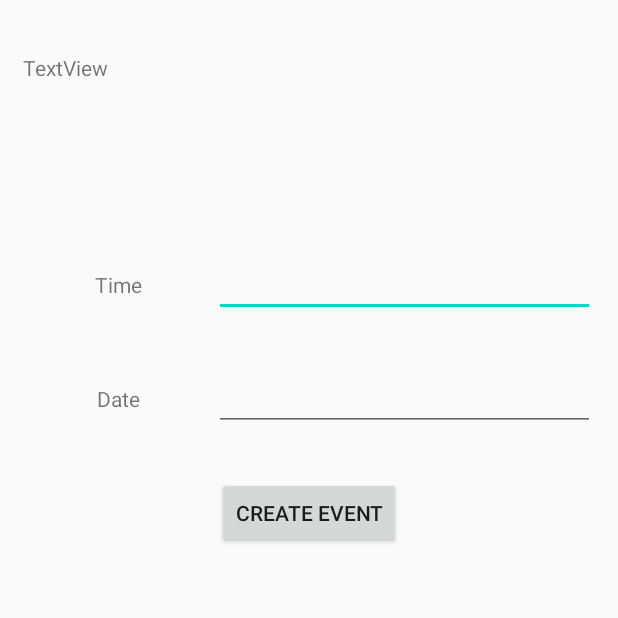
After one commit to glowiingo/Cover-Op-Painters, an Android app: the CreateEvent screen opened directly, with no data from a screen before it, on a phone screen of 412 x 824 dp, the top half of it. The commit adds this screen. Run offline under Robolectric (Android 15) with nearby library versions, the phone set to English and light mode, and no system bars.

Commit message:
added new create event activity + xml file

```diff
--- a/app/build.gradle
+++ b/app/build.gradle
@@ -1,9 +1,65 @@
+//apply plugin: 'com.android.application'
+//apply plugin: 'com.google.gms.google-services'
+//
+//android {
+//    compileSdkVersion 29
+//    buildToolsVersion "29.0.2"
+//
+//    defaultConfig {
+//        applicationId "ca.bcit.coveropspainters"
+//        minSdkVersion 26
+//        targetSdkVersion 29
+//        versionCode 1
+//        versionName "1.0"
+//
+//        testInstrumentationRunner "androidx.test.runner.AndroidJUnitRunner"
+//    }
+//
+//    buildTypes {
+//        release {
+//            minifyEnabled false
+//            proguardFiles getDefaultProguardFile('proguard-android-optimize.txt'), 'proguard-rules.pro'
+//        }
+//    }
+//
+//}
+//
+//dependencies {
+//    implementation fileTree(dir: 'libs', include: ['*.jar'])
+//
+//    implementation 'androidx.appcompat:appcompat:1.1.0'
+//    implementation 'androidx.constraintlayout:constraintlayout:1.1.3'
+//    implementation 'com.firebaseui:firebase-ui-auth:6.2.0'
+//    implementation 'com.facebook.android:facebook-android-sdk:[5,6)'
+//    implementation 'com.google.firebase:firebase-auth:16.0.5'
+//    implementation 'com.google.firebase:firebase-database:18.0.1'
+//    // google maps dependencies
+//    implementation 'com.google.maps.android:android-maps-utils:1.0.2'
+//    implementation 'com.google.android.gms:play-services-maps:17.0.0'
+//    implementation 'com.google.android.gms:play-services-base:17.2.1'
+//    //noinspection GradleCompatible
+//    implementation 'com.android.support:appcompat-v7:28.0.0'
+//    implementation 'com.android.support.constraint:constraint-layout:1.1.3'
+//    testImplementation 'junit:junit:4.12'
+//    androidTestImplementation 'androidx.test.ext:junit:1.1.1'
+//    androidTestImplementation 'androidx.test.espresso:espresso-core:3.2.0'
+//}
+//
+//buildscript {
+//    repositories {             // add this tag, if you don't have with repo
+//        google()
+//        jcenter()
+//    }
+//    dependencies {
+//        classpath 'com.google.gms:google-services:4.2.0'
+//    }
+//}
 apply plugin: 'com.android.application'
 apply plugin: 'com.google.gms.google-services'
 
 android {
     compileSdkVersion 29
-    buildToolsVersion "29.0.2"
+    buildToolsVersion "29.0.3"
 
     defaultConfig {
         applicationId "ca.bcit.coveropspainters"
@@ -23,16 +79,15 @@ android {
     }
 
 }
-
 dependencies {
     implementation fileTree(dir: 'libs', include: ['*.jar'])
 
     implementation 'androidx.appcompat:appcompat:1.1.0'
     implementation 'androidx.constraintlayout:constraintlayout:1.1.3'
     implementation 'com.firebaseui:firebase-ui-auth:6.2.0'
-    implementation 'com.facebook.android:facebook-android-sdk:[5,6)'
-    implementation 'com.google.firebase:firebase-auth:16.0.5'
-    implementation 'com.google.firebase:firebase-database:18.0.1'
+    implementation 'com.facebook.android:facebook-android-sdk:5.15.3'
+    implementation 'com.google.firebase:firebase-auth:19.3.0'
+    implementation 'com.google.firebase:firebase-database:19.2.1'
     // google maps dependencies
     implementation 'com.google.maps.android:android-maps-utils:1.0.2'
     implementation 'com.google.android.gms:play-services-maps:17.0.0'
@@ -51,6 +106,6 @@ buildscript {
         jcenter()
     }
     dependencies {
-        classpath 'com.google.gms:google-services:4.2.0'
+        classpath 'com.google.gms:google-services:4.3.3'
     }
 }
--- a/app/src/main/AndroidManifest.xml
+++ b/app/src/main/AndroidManifest.xml
@@ -7,15 +7,15 @@
          location permissions for the 'MyLocation' functionality.
     -->
     <uses-permission android:name="android.permission.ACCESS_FINE_LOCATION" />
+
     <application
-
         android:allowBackup="true"
         android:icon="@mipmap/ic_launcher"
         android:label="@string/app_name"
         android:roundIcon="@mipmap/ic_launcher_round"
         android:supportsRtl="true"
         android:theme="@style/AppTheme">
-
+        <activity android:name=".CreateEvent"></activity>
         <!--
              The API key for Google Maps-based APIs is defined as a string resource.
              (See the file "res/values/google_maps_api.xml").
@@ -26,12 +26,10 @@
         -->
         <meta-data
             android:name="com.google.android.geo.API_KEY"
-            android:value="@string/google_maps_key" />
-
-<!--        <activity-->
-<!--            android:name=".GMapsMarkerActivity"-->
-<!--            android:label="@string/title_activity_g_maps_marker"></activity>-->
-        <activity android:name=".GMapsMarkerActivity"/>
+            android:value="@string/google_maps_key" /> <!-- <activity -->
+        <!-- android:name=".GMapsMarkerActivity" -->
+        <!-- android:label="@string/title_activity_g_maps_marker"></activity> -->
+        <activity android:name=".GMapsMarkerActivity" />
         <activity android:name=".PastAdapter" />
         <activity android:name=".CurrentEventActivity" />
         <activity android:name=".PastEventActivity" />
--- /dev/null
+++ b/app/src/main/java/ca/bcit/coveropspainters/CreateEvent.java
@@ -0,0 +1,14 @@
+package ca.bcit.coveropspainters;
+
+import androidx.appcompat.app.AppCompatActivity;
+
+import android.os.Bundle;
+
+public class CreateEvent extends AppCompatActivity {
+
+    @Override
+    protected void onCreate(Bundle savedInstanceState) {
+        super.onCreate(savedInstanceState);
+        setContentView(R.layout.activity_create_event);
+    }
+}
--- a/app/src/main/java/ca/bcit/coveropspainters/CurrentEventActivity.java
+++ b/app/src/main/java/ca/bcit/coveropspainters/CurrentEventActivity.java
@@ -61,6 +61,14 @@ public class CurrentEventActivity extends AppCompatActivity {
         }
         CurrentAdapter adapter = new CurrentAdapter(this, graffiti);
         mListView.setAdapter(adapter);
+
+        mListView.setOnItemClickListener(new AdapterView.OnItemClickListener(){
+            @Override
+            public void onItemClick(AdapterView<?> parent, View view, int position, long id) {
+                Intent intent = new Intent(CurrentEventActivity.this, CreateEvent.class);
+                intent.putExtra("graffiti", mListView.getItemAtPosition(position).toString());
+                startActivity(intent);
+            }
+        });
     }
-
 }
--- /dev/null
+++ b/app/src/main/res/layout/activity_create_event.xml
@@ -0,0 +1,92 @@
+<?xml version="1.0" encoding="utf-8"?>
+<LinearLayout xmlns:android="http://schemas.android.com/apk/res/android"
+    xmlns:app="http://schemas.android.com/apk/res-auto"
+    xmlns:tools="http://schemas.android.com/tools"
+    android:layout_width="match_parent"
+    android:layout_height="match_parent"
+    android:layout_marginLeft="15dp"
+    android:layout_marginRight="15dp"
+    android:orientation="vertical"
+    android:weightSum="100"
+    tools:context=".CreateEvent">
+
+
+    <RelativeLayout
+        android:layout_width="match_parent"
+        android:layout_height="wrap_content"
+        android:layout_marginTop="35dp"
+        android:layout_marginBottom="15dp">
+
+        <TextView
+            android:id="@+id/eventDescription"
+            android:layout_width="match_parent"
+            android:layout_height="wrap_content"
+            android:layout_centerInParent="true"
+            android:minHeight="100dp"
+            android:text="TextView" />
+    </RelativeLayout>
+
+
+    <LinearLayout
+        android:layout_width="match_parent"
+        android:layout_height="wrap_content"
+        android:layout_marginTop="15dp"
+        android:layout_marginBottom="15dp"
+        android:orientation="horizontal">
+
+        <TextView
+            android:id="@+id/timeLabel"
+            android:layout_width="match_parent"
+            android:layout_height="wrap_content"
+            android:layout_weight="66.6"
+            android:gravity="center"
+            android:text="@string/time_label" />
+
+        <EditText
+            android:id="@+id/inputTime"
+            android:layout_width="match_parent"
+            android:layout_height="wrap_content"
+            android:layout_weight="33.3"
+            android:ems="10"
+            android:inputType="time" />
+    </LinearLayout>
+
+    <LinearLayout
+        android:layout_width="match_parent"
+        android:layout_height="wrap_content"
+        android:layout_marginTop="15dp"
+        android:layout_marginBottom="15dp"
+        android:orientation="horizontal">
+
+        <TextView
+            android:id="@+id/dateLabel"
+            android:layout_width="match_parent"
+            android:layout_height="wrap_content"
+            android:layout_weight="66.6"
+            android:gravity="center"
+            android:text="@string/date_label" />
+
+        <EditText
+            android:id="@+id/inputDate"
+            android:layout_width="match_parent"
+            android:layout_height="wrap_content"
+            android:layout_weight="33.3"
+            android:ems="10"
+            android:inputType="date" />
+    </LinearLayout>
+
+    <RelativeLayout
+        android:layout_width="fill_parent"
+        android:layout_height="wrap_content"
+        android:layout_marginTop="15dp"
+        android:layout_marginBottom="35dp">
+
+        <Button
+            android:id="@+id/createEventButton"
+            android:layout_width="wrap_content"
+            android:layout_height="wrap_content"
+            android:layout_centerInParent="true"
+            android:text="@string/create_event_button" />
+    </RelativeLayout>
+
+</LinearLayout>
--- a/app/src/main/res/values/strings.xml
+++ b/app/src/main/res/values/strings.xml
@@ -8,4 +8,7 @@
     <string name="sign_in">Sign-In</string>
     <string name="current">Current</string>
     <string name="google_maps_button">Google Maps</string>
+    <string name="create_event_button">Create Event</string>
+    <string name="date_label">Date</string>
+    <string name="time_label">Time</string>
 </resources>
```
Also changed, not shown: build.gradle (line endings or trailing spaces), 3 other files.
